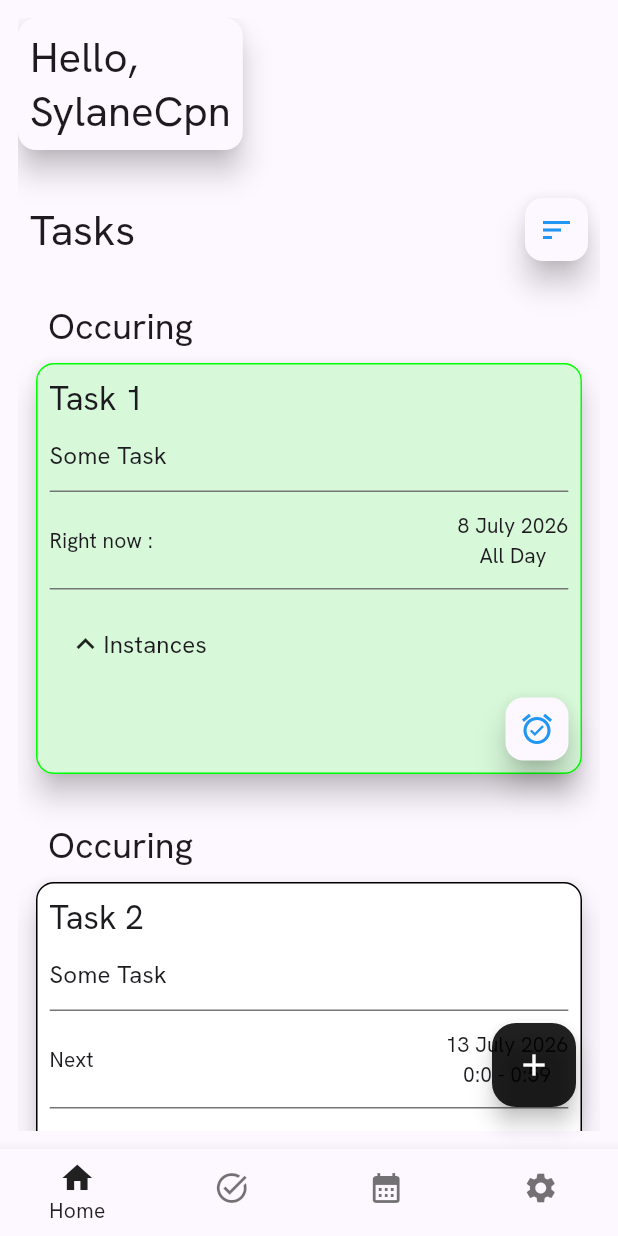
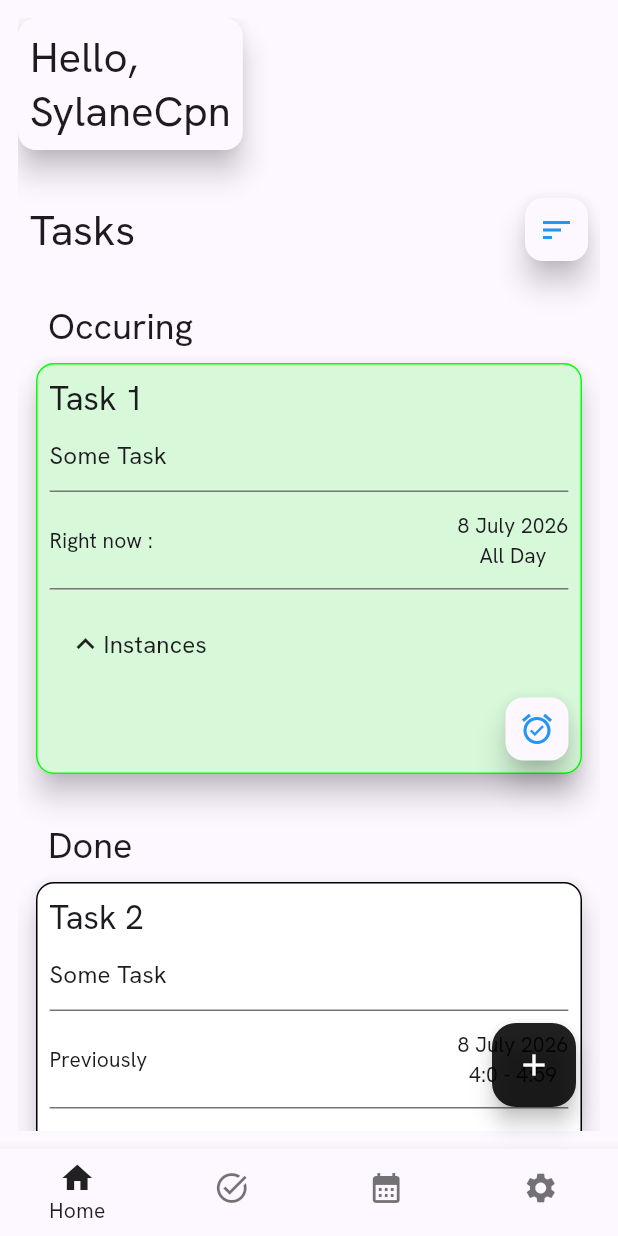
Before and after one commit to SylaneCpn/tasker, a Flutter app: the screen it shows after launch, after a tap on the "sort" icon, on a phone screen of 412 x 824 dp. Run offline on Flutter 3.47's test engine with Material 3 defaults, Android fonts, the phone set to English and light mode, and no system bars; missing offline and left inert: result.

Commit message:
bug fixes + refactoring

```diff
--- a/lib/data/instance_type.dart
+++ b/lib/data/instance_type.dart
@@ -13,10 +13,10 @@ sealed class InstanceType {
     }
 
     final next = schedule.next();
-    if (next != null) return NextInstance(next);
+    if (next?.isToday() ?? false) return NextInstance(next!);
 
     final prev = schedule.last();
-    if (prev != null) return PrevInstance(prev);
+    if (prev?.isToday() ?? false) return PrevInstance(prev!);
 
     // Should not append but just in case
     return NeverInstance();
--- a/lib/data/schedule.dart
+++ b/lib/data/schedule.dart
@@ -19,6 +19,8 @@ sealed class Schedule with JsonSerializable {
   TaskInstance? last();
   bool isToday();
   bool occuringNow();
+
+
 
   Iterable<TaskInstance> instancesForDay({
     required int year,
--- a/lib/data/task_instance.dart
+++ b/lib/data/task_instance.dart
@@ -3,6 +3,7 @@
 import 'package:result/result.dart';
 import 'package:tasker/data/month.dart';
 import 'package:tasker/languages/language_text_provider.dart';
+import 'package:tasker/utils/date_time_extensions.dart';
 import 'package:tasker/utils/duration_parse.dart';
 import 'package:tasker/utils/unwrap_or_throw_extension.dart';
 
@@ -81,4 +82,7 @@ class TaskInstance {
       !dateTime.isBefore(start) && !dateTime.isAfter(end);
 
   String serialize() => "$_start+$_duration";
+
+
+  bool isToday() => _start.isToday();
 }
--- a/lib/widgets/views/main_page_widgets/daily_tasks_widget.dart
+++ b/lib/widgets/views/main_page_widgets/daily_tasks_widget.dart
@@ -5,7 +5,7 @@ import 'package:tasker/languages/language_text_provider.dart';
 import 'package:tasker/style/theme.dart';
 import 'package:tasker/widgets/common/icon_toggle_button.dart';
 import 'package:tasker/widgets/views/main_page_widgets/daily_tasks_widgets/daily_tasks_list_layout_mode.dart';
-import 'package:tasker/widgets/views/main_page_widgets/daily_tasks_widgets/daily_tasks_view.dart';
+import 'package:tasker/widgets/views/main_page_widgets/daily_tasks_widgets/daily_tasks_content.dart';
 
 class DailyTasksWidget extends StatefulWidget {
   const DailyTasksWidget({super.key});
@@ -53,7 +53,7 @@ class _DailyTasksWidgetState extends State<DailyTasksWidget> {
             ),
           ],
         ),
-        DailyTasksView(taskContext: taskContext, layout: layout),
+        DailyTasksContent(taskContext: taskContext, layout: layout),
       ],
     );
   }
--- a/lib/widgets/views/main_page_widgets/daily_tasks_widgets/daily_tasks_view.dart
+++ b/lib/widgets/views/main_page_widgets/daily_tasks_widgets/daily_tasks_content.dart
@@ -1,13 +1,13 @@
 import 'package:flutter/material.dart';
 import 'package:tasker/data/task_context.dart';
 import 'package:tasker/widgets/views/main_page_widgets/daily_tasks_widgets/daily_tasks_list_layout_mode.dart';
-import 'package:tasker/widgets/views/main_page_widgets/daily_tasks_widgets/daily_tasks_view_widgets/daily_tasks_list.dart';
-import 'package:tasker/widgets/views/main_page_widgets/daily_tasks_widgets/daily_tasks_view_widgets/empty_daily_tasks_widget.dart';
+import 'package:tasker/widgets/views/main_page_widgets/daily_tasks_widgets/daily_tasks_content_widgets/daily_tasks_list.dart';
+import 'package:tasker/widgets/views/main_page_widgets/daily_tasks_widgets/daily_tasks_content_widgets/empty_daily_tasks_widget.dart';
 
-class DailyTasksView extends StatelessWidget {
+class DailyTasksContent extends StatelessWidget {
   final DailyTasksListLayoutMode layout;
   final TaskContext taskContext;
-  const DailyTasksView({
+  const DailyTasksContent({
     super.key,
     required this.taskContext,
     required this.layout,
--- a/lib/widgets/views/main_page_widgets/daily_tasks_widgets/daily_tasks_view_widgets/daily_tasks_list.dart
+++ b/lib/widgets/views/main_page_widgets/daily_tasks_widgets/daily_tasks_content_widgets/daily_tasks_list.dart
@@ -3,8 +3,8 @@ import 'package:tasker/data/daily_tasks_status.dart';
 import 'package:tasker/data/task.dart';
 import 'package:tasker/style/theme.dart';
 import 'package:tasker/widgets/views/main_page_widgets/daily_tasks_widgets/daily_tasks_list_layout_mode.dart';
-import 'package:tasker/widgets/views/main_page_widgets/daily_tasks_widgets/daily_tasks_view_widgets/daily_tasks_list/daily_task_card.dart';
-import 'package:tasker/widgets/views/main_page_widgets/daily_tasks_widgets/daily_tasks_view_widgets/daily_tasks_list/done_last_tasks_list.dart';
+import 'package:tasker/widgets/views/main_page_widgets/daily_tasks_widgets/daily_tasks_content_widgets/daily_tasks_list/daily_task_card.dart';
+import 'package:tasker/widgets/views/main_page_widgets/daily_tasks_widgets/daily_tasks_content_widgets/daily_tasks_list/done_last_tasks_list.dart';
 
 class DailyTasksList extends StatelessWidget {
   final List<Task> dailyTasks;
--- a/lib/widgets/views/main_page_widgets/daily_tasks_widgets/daily_tasks_view_widgets/daily_tasks_list/daily_task_card.dart
+++ b/lib/widgets/views/main_page_widgets/daily_tasks_widgets/daily_tasks_content_widgets/daily_tasks_list/daily_task_card.dart
@@ -9,13 +9,14 @@ import 'package:tasker/style/theme.dart';
 import 'package:tasker/widgets/common/elevated_container.dart';
 import 'package:tasker/widgets/common/icon_toggle_button.dart';
 import 'package:tasker/widgets/common/light_separator.dart';
-import 'package:tasker/widgets/views/main_page_widgets/daily_tasks_widgets/daily_tasks_view_widgets/daily_tasks_list/task_schedule_widget.dart';
+import 'package:tasker/widgets/views/main_page_widgets/daily_tasks_widgets/daily_tasks_content_widgets/daily_tasks_list/task_schedule_widget.dart';
 
 class DailyTaskCard extends StatelessWidget {
   final Task task;
   final DailyTasksStatus status;
   const DailyTaskCard({super.key, required this.task, required this.status});
-
+  // TODO : Replace a by a function that provide other colors depending on
+  // the status. For exemple Blue if occuring now. Green if all instances done and red if missed
   Color borderColor() => task.schedule.occuringNow()
       ? Color.fromRGBO(0, 255, 0, 1.0)
       : Colors.black;
--- a/lib/widgets/views/main_page_widgets/daily_tasks_widgets/daily_tasks_view_widgets/daily_tasks_list/daily_tasks_list_section.dart
+++ b/lib/widgets/views/main_page_widgets/daily_tasks_widgets/daily_tasks_content_widgets/daily_tasks_list/daily_tasks_list_section.dart
@@ -1,20 +1,19 @@
 import 'package:flutter/material.dart';
-import 'package:provider/provider.dart';
+
 import 'package:tasker/data/daily_tasks_status.dart';
 import 'package:tasker/data/task.dart';
-import 'package:tasker/languages/language_text_provider.dart';
 import 'package:tasker/style/theme.dart';
-import 'package:tasker/widgets/views/main_page_widgets/daily_tasks_widgets/daily_tasks_view_widgets/daily_tasks_list/daily_task_card.dart';
+import 'package:tasker/widgets/views/main_page_widgets/daily_tasks_widgets/daily_tasks_content_widgets/daily_tasks_list/daily_task_card.dart';
 
 class DailyTasksListSection extends StatelessWidget {
   final DailyTasksStatus status;
   final Iterable<Task> taskList;
+  final String label;
 
-  const DailyTasksListSection({super.key, required this.taskList, required this.status});
+  const DailyTasksListSection({super.key, required this.taskList, required this.status, required this.label});
 
   @override
   Widget build(BuildContext context) {
-    final langTextProv = context.watch<LanguageTextProvider>();
     final sectionStyle = Theme.of(context).textTheme.headlineSmall;
     return Column(
               crossAxisAlignment: .stretch,
@@ -23,7 +22,7 @@ class DailyTasksListSection extends StatelessWidget {
                   alignment: .centerLeft,
                   child: Padding(
                     padding: isolatePadding,
-                    child: Text(langTextProv.occuring, style: sectionStyle),
+                    child: Text(label, style: sectionStyle),
                   ),
                 ),
                 ...taskList.map(
--- a/lib/widgets/views/main_page_widgets/daily_tasks_widgets/daily_tasks_view_widgets/daily_tasks_list/done_last_tasks_list.dart
+++ b/lib/widgets/views/main_page_widgets/daily_tasks_widgets/daily_tasks_content_widgets/daily_tasks_list/done_last_tasks_list.dart
@@ -1,9 +1,11 @@
 import 'package:flutter/material.dart';
+import 'package:provider/provider.dart';
 import 'package:tasker/data/daily_tasks_status.dart';
 import 'package:tasker/data/task.dart';
+import 'package:tasker/languages/language_text_provider.dart';
 import 'package:tasker/style/theme.dart';
 import 'package:tasker/utils/date_time_extensions.dart';
-import 'package:tasker/widgets/views/main_page_widgets/daily_tasks_widgets/daily_tasks_view_widgets/daily_tasks_list/daily_tasks_list_section.dart';
+import 'package:tasker/widgets/views/main_page_widgets/daily_tasks_widgets/daily_tasks_content_widgets/daily_tasks_list/daily_tasks_list_section.dart';
 
 class DoneLastTasksList  extends StatelessWidget{
   final DailyTasksStatus status;
@@ -12,6 +14,7 @@ class DoneLastTasksList  extends StatelessWidget{
 
   @override
   Widget build(BuildContext context) {
+    final LanguageTextProvider langTextProv = context.watch();
     final occuringNowTasks = dailyTasks.where((t) => t.schedule.occuringNow());
 
     final incommingTasks = dailyTasks.where(
@@ -26,19 +29,19 @@ class DoneLastTasksList  extends StatelessWidget{
         if (occuringNowTasks.isNotEmpty)
           Padding(
             padding: sectionPadding,
-            child: DailyTasksListSection(taskList: occuringNowTasks, status: status),
+            child: DailyTasksListSection(label: langTextProv.occuring, taskList: occuringNowTasks, status: status),
           ),
 
         if (incommingTasks.isNotEmpty)
           Padding(
             padding: sectionPadding,
-            child: DailyTasksListSection(taskList: incommingTasks, status: status),
+            child: DailyTasksListSection(label : langTextProv.incomming , taskList: incommingTasks, status: status),
           ),
 
         if (otherTasks.isNotEmpty)
           Padding(
             padding: sectionPadding,
-            child: DailyTasksListSection(taskList: otherTasks, status: status),
+            child: DailyTasksListSection( label :langTextProv.done ,taskList: otherTasks, status: status),
           ),
       ],
     );
--- a/lib/widgets/views/main_page_widgets/daily_tasks_widgets/daily_tasks_view_widgets/daily_tasks_list/task_schedule_widget.dart
+++ b/lib/widgets/views/main_page_widgets/daily_tasks_widgets/daily_tasks_content_widgets/daily_tasks_list/task_schedule_widget.dart
@@ -50,9 +50,11 @@ class _TaskScheduleWidgetState extends State<TaskScheduleWidget> {
           ),
         ),
       ),
-      bodyBuilder: (context, animation) => Column(
-        children: widget.task.schedule
-            .instancesToday()
+      bodyBuilder: (context, animation) {
+        final sortedTodayInstances = widget.task.schedule.instancesToday().toList()..sort((a,b) => a.start.compareTo(b.start));
+
+        return Column(
+          children: sortedTodayInstances
               .map(
                 (instance) => _InstanceLabel(
                   instance: instance,
@@ -61,7 +63,8 @@ class _TaskScheduleWidgetState extends State<TaskScheduleWidget> {
                 ),
               )
               .toList(),
-      ),
+        );
+      },
     );
   }
 }
@@ -80,9 +83,7 @@ class _InstanceLabel extends StatelessWidget {
   void toggleDone(TaskContext context) {
     if (status.done[taskId]?.contains(instance) ?? false) {
       status.done[taskId]!.remove(instance);
-    }
-
-    else {
+    } else {
       //Create for id if doesn't exists
       status.done[taskId] ??= [];
       status.done[taskId]!.add(instance);
```
Also changed, not shown: lib/widgets/views/main_page_widgets/daily_tasks_widgets/daily_tasks_content_widgets/empty_daily_tasks_widget.dart (renamed from lib/widgets/views/main_page_widgets/daily_tasks_widgets/daily_tasks_view_widgets/empty_daily_tasks_widget.dart). Lines whose indentation alone changed are shown as unchanged.
